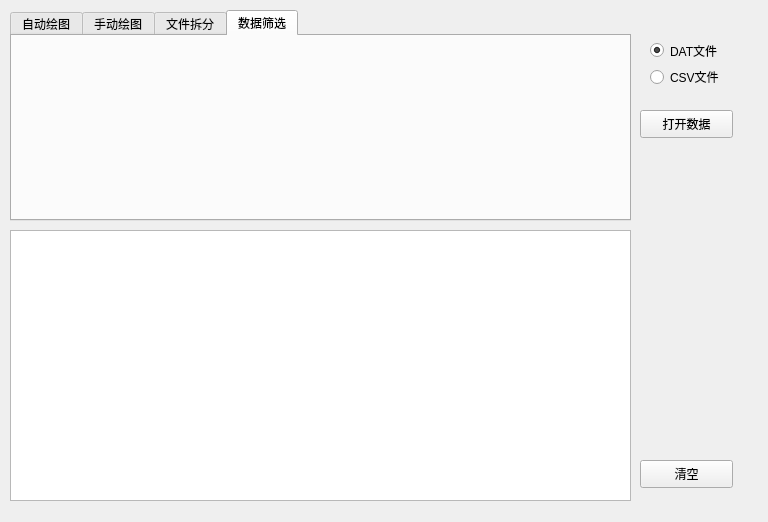
First picture: the form in gui.ui, repository angel263wy/csv_handle, before the edit.
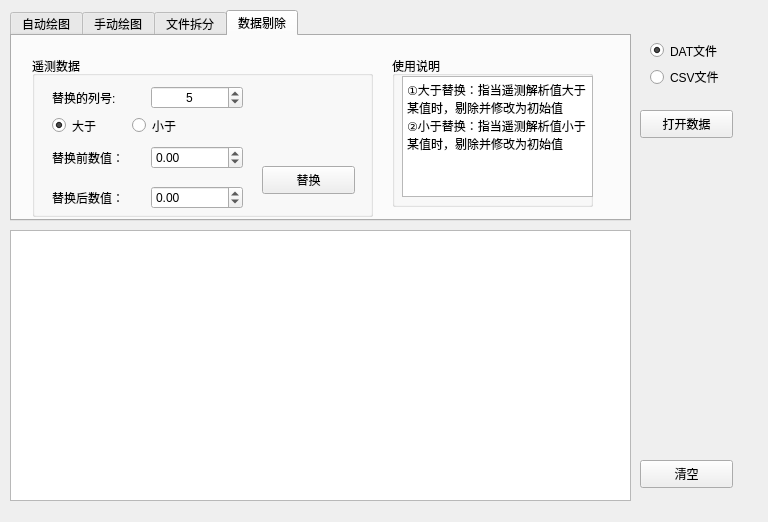
Second picture: the form after the edit. The open tabs and pages were chosen to show the change.

Commit message: 2019年8月3日第二次提交 增加数据剔除功能

What changed in the file:
```diff
--- a/gui.ui
+++ b/gui.ui
@@ -634,8 +634,200 @@
    </widget>
    <widget class="QWidget" name="tab_4">
     <attribute name="title">
-     <string>数据筛选</string>
+     <string>数据剔除</string>
     </attribute>
+    <widget class="QGroupBox" name="groupBox_5">
+     <property name="geometry">
+      <rect>
+       <x>20</x>
+       <y>20</y>
+       <width>341</width>
+       <height>161</height>
+      </rect>
+     </property>
+     <property name="title">
+      <string>遥测数据</string>
+     </property>
+     <widget class="QRadioButton" name="radioButton_gt">
+      <property name="geometry">
+       <rect>
+        <x>20</x>
+        <y>60</y>
+        <width>71</width>
+        <height>19</height>
+       </rect>
+      </property>
+      <property name="text">
+       <string>大于</string>
+      </property>
+      <property name="checked">
+       <bool>true</bool>
+      </property>
+     </widget>
+     <widget class="QRadioButton" name="radioButton_lt">
+      <property name="geometry">
+       <rect>
+        <x>100</x>
+        <y>60</y>
+        <width>71</width>
+        <height>19</height>
+       </rect>
+      </property>
+      <property name="text">
+       <string>小于</string>
+      </property>
+     </widget>
+     <widget class="QPushButton" name="pushButton_replace">
+      <property name="geometry">
+       <rect>
+        <x>230</x>
+        <y>110</y>
+        <width>93</width>
+        <height>28</height>
+       </rect>
+      </property>
+      <property name="text">
+       <string>替换</string>
+      </property>
+     </widget>
+     <widget class="QWidget" name="">
+      <property name="geometry">
+       <rect>
+        <x>20</x>
+        <y>130</y>
+        <width>191</width>
+        <height>23</height>
+       </rect>
+      </property>
+      <layout class="QHBoxLayout" name="horizontalLayout_15">
+       <item>
+        <widget class="QLabel" name="label_14">
+         <property name="text">
+          <string>替换后数值：</string>
+         </property>
+        </widget>
+       </item>
+       <item>
+        <widget class="QDoubleSpinBox" name="doubleSpinBox_rr">
+         <property name="minimum">
+          <double>-99999.000000000000000</double>
+         </property>
+         <property name="maximum">
+          <double>99999.000000000000000</double>
+         </property>
+        </widget>
+       </item>
+      </layout>
+     </widget>
+     <widget class="QWidget" name="">
+      <property name="geometry">
+       <rect>
+        <x>20</x>
+        <y>90</y>
+        <width>191</width>
+        <height>23</height>
+       </rect>
+      </property>
+      <layout class="QHBoxLayout" name="horizontalLayout_16">
+       <item>
+        <widget class="QLabel" name="label_15">
+         <property name="text">
+          <string>替换前数值：</string>
+         </property>
+        </widget>
+       </item>
+       <item>
+        <widget class="QDoubleSpinBox" name="doubleSpinBox_tt">
+         <property name="minimum">
+          <double>-99999.000000000000000</double>
+         </property>
+         <property name="maximum">
+          <double>99999.000000000000000</double>
+         </property>
+        </widget>
+       </item>
+      </layout>
+     </widget>
+     <widget class="QWidget" name="">
+      <property name="geometry">
+       <rect>
+        <x>20</x>
+        <y>30</y>
+        <width>191</width>
+        <height>23</height>
+       </rect>
+      </property>
+      <layout class="QHBoxLayout" name="horizontalLayout_17">
+       <item>
+        <widget class="QLabel" name="label_16">
+         <property name="text">
+          <string>替换的列号:</string>
+         </property>
+        </widget>
+       </item>
+       <item>
+        <widget class="QSpinBox" name="spinBox_replace_col">
+         <property name="alignment">
+          <set>Qt::AlignCenter</set>
+         </property>
+         <property name="minimum">
+          <number>1</number>
+         </property>
+         <property name="maximum">
+          <number>999</number>
+         </property>
+         <property name="value">
+          <number>5</number>
+         </property>
+        </widget>
+       </item>
+      </layout>
+     </widget>
+    </widget>
+    <widget class="QGroupBox" name="groupBox_6">
+     <property name="geometry">
+      <rect>
+       <x>380</x>
+       <y>20</y>
+       <width>201</width>
+       <height>151</height>
+      </rect>
+     </property>
+     <property name="title">
+      <string>使用说明</string>
+     </property>
+     <widget class="QLabel" name="label_17">
+      <property name="geometry">
+       <rect>
+        <x>20</x>
+        <y>40</y>
+        <width>141</width>
+        <height>71</height>
+       </rect>
+      </property>
+      <property name="text">
+       <string/>
+      </property>
+     </widget>
+     <widget class="QTextBrowser" name="textBrowser">
+      <property name="geometry">
+       <rect>
+        <x>10</x>
+        <y>20</y>
+        <width>191</width>
+        <height>121</height>
+       </rect>
+      </property>
+      <property name="html">
+       <string>&lt;!DOCTYPE HTML PUBLIC &quot;-//W3C//DTD HTML 4.0//EN&quot; &quot;http://www.w3.org/TR/REC-html40/strict.dtd&quot;&gt;
+&lt;html&gt;&lt;head&gt;&lt;meta name=&quot;qrichtext&quot; content=&quot;1&quot; /&gt;&lt;style type=&quot;text/css&quot;&gt;
+p, li { white-space: pre-wrap; }
+&lt;/style&gt;&lt;/head&gt;&lt;body style=&quot; font-family:'SimSun'; font-size:9pt; font-weight:400; font-style:normal;&quot;&gt;
+&lt;p style=&quot; margin-top:0px; margin-bottom:0px; margin-left:0px; margin-right:0px; -qt-block-indent:0; text-indent:0px;&quot;&gt;①大于替换：指当遥测解析值大于某值时，剔除并修改为初始值&lt;/p&gt;
+&lt;p style=&quot; margin-top:0px; margin-bottom:0px; margin-left:0px; margin-right:0px; -qt-block-indent:0; text-indent:0px;&quot;&gt;②小于替换：指当遥测解析值小于某值时，剔除并修改为初始值&lt;/p&gt;&lt;/body&gt;&lt;/html&gt;</string>
+      </property>
+     </widget>
+    </widget>
    </widget>
   </widget>
   <widget class="QWidget" name="layoutWidget">
```
Left out of the diff: 35 changed lines with no effect on the pictures. The commit also changes 2 other files.
